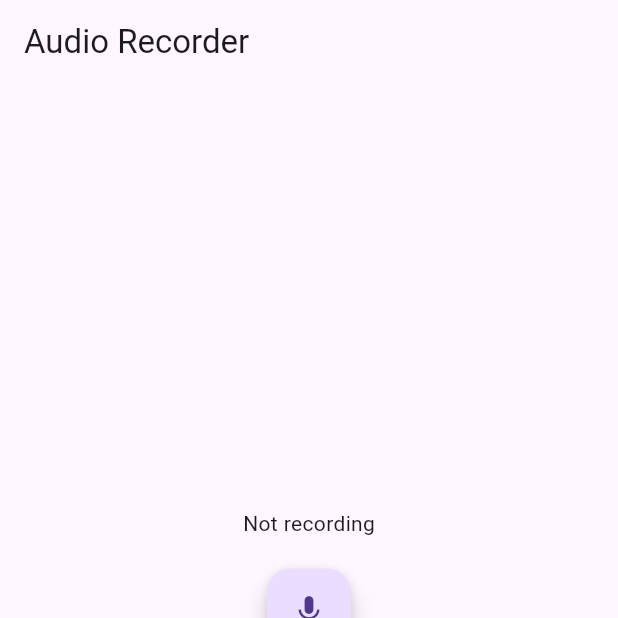
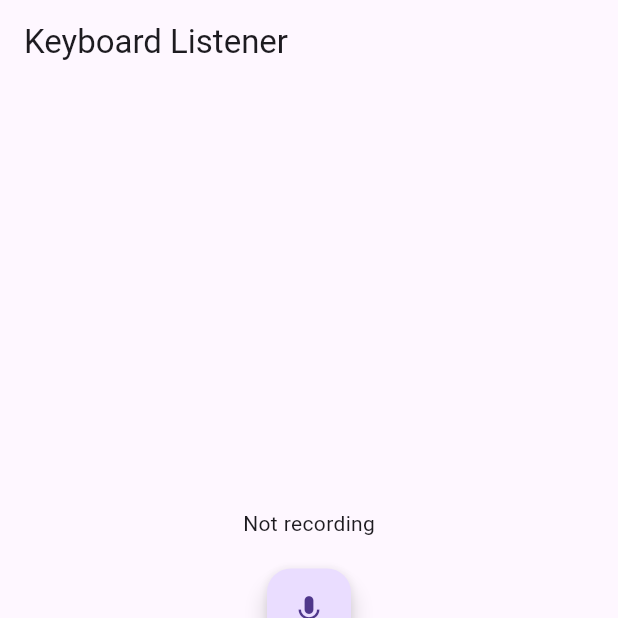
Before and after one commit to 3752V/KeyCatchAI, a Flutter app: the screen it shows after launch, after a tap on "Analyze Recording", on a phone screen of 412 x 824 dp, the top half of it. Run offline on Flutter 3.47's test engine with Material 3 defaults, Android fonts, the phone set to English and light mode, and no system bars; our stand-ins replace permission_handler; missing offline and left inert: flutter_sound, screen_brightness; generated files the repository leaves out were written again.

Commit message:
added screen dimming and removing status bar

```diff
--- a/lib/src/app.dart
+++ b/lib/src/app.dart
@@ -154,7 +154,7 @@ class _RecordingPageState extends State<RecordingPage> {
     if (!await _savedRecording.exists()) {
       print("No recording detected");
     } else {
-      var url = Uri.parse('http://10.0.2.2:5000/upload_audio');
+      var url = Uri.parse('http://10.105.124.140:5000/upload_audio');
       var file = _savedRecording;
       var request = http.MultipartRequest('POST', url);
       var audioFile = await http.MultipartFile.fromPath('audio', file.path);
@@ -194,7 +194,7 @@ class _RecordingPageState extends State<RecordingPage> {
   Widget build(BuildContext context) {
     return Scaffold(
       appBar: AppBar(
-        title: Text('Audio Recorder'),
+        title: Text('Keyboard Listener'),
       ),
       body: Center(
         child: Column(
@@ -245,7 +245,7 @@ class _BlackScreenState extends State<BlackScreen> {
 
   @override
   Widget build(BuildContext context) {
-    SystemChrome.setEnabledSystemUIMode(SystemUiMode.manual, overlays: []);
+    SystemChrome.setEnabledSystemUIMode(SystemUiMode.leanBack, overlays: []);
     return SizedBox.expand(
       child: GestureDetector(
         child: Container(
```
Also changed, not shown: 1 other file.
